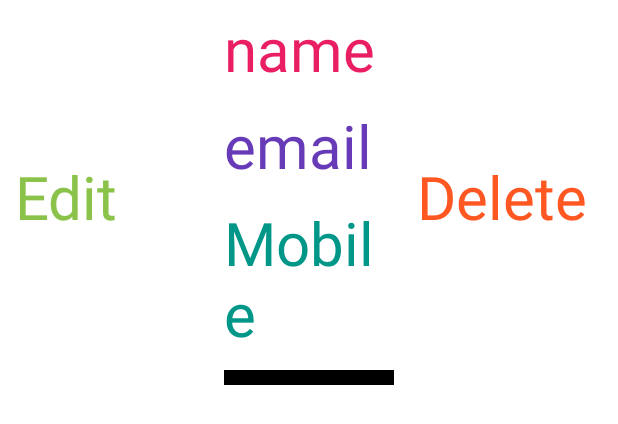
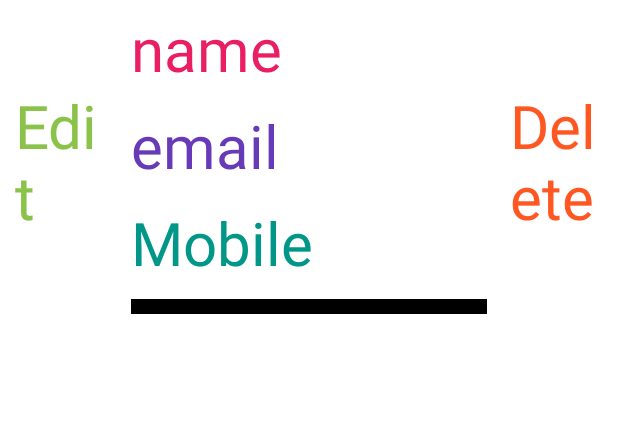
Before and after one commit to AP-Skill-Development-Corporation/AAD-SRM-Internship-2K21, an Android app: the layout row.xml on its own in the app's theme, with its tools: preview values and no code run, on a phone screen of 412 x 824 dp. Shown: the top 424 px of the screen. Run offline under Robolectric (Android 15) with nearby library versions, the phone set to English and light mode, and no system bars.

Commit message:
firedb project row design file changes

```diff
--- a/MyFireBaseDB/app/src/main/res/layout/row.xml
+++ b/MyFireBaseDB/app/src/main/res/layout/row.xml
@@ -7,7 +7,7 @@
     android:layout_height="wrap_content">
     <TextView
         android:layout_width="0dp"
-        android:layout_weight="1"
+        android:layout_weight="0.5"
         android:layout_height="wrap_content"
         android:text="Edit"
         android:layout_margin="10dp"
@@ -18,7 +18,7 @@
     <LinearLayout
         android:orientation="vertical"
         android:layout_width="0dp"
-        android:layout_weight="1"
+        android:layout_weight="2"
         android:layout_height="wrap_content">
 
         <TextView
@@ -53,7 +53,7 @@
     </LinearLayout>
     <TextView
         android:layout_width="0dp"
-        android:layout_weight="1"
+        android:layout_weight="0.5"
         android:layout_height="wrap_content"
         android:text="Delete"
         android:layout_gravity="center"
```
Also changed, not shown: MyFireBaseDB/app/src/main/java/com/example/myfirebasedb/MyAdapter.java (+37 -1 lines).
